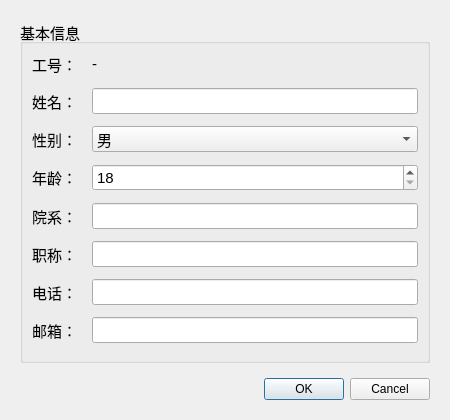
First picture: the form in ui/teacherprofiledialog.ui, repository 13088916luoyi/StudentManager, before the edit.
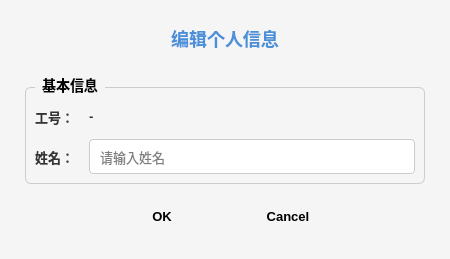
Second picture: the form after the edit.

```diff
--- a/ui/teacherprofiledialog.ui
+++ b/ui/teacherprofiledialog.ui
@@ -7,28 +7,96 @@
     <x>0</x>
     <y>0</y>
     <width>450</width>
-    <height>420</height>
+    <height>250</height>
    </rect>
   </property>
   <property name="windowTitle">
    <string>编辑个人信息</string>
   </property>
+  <property name="styleSheet">
+   <string notr="true">QDialog {
+    background-color: #f5f5f5;
+}
+QLabel {
+    font-size: 13px;
+    color: #333333;
+    font-weight: bold;
+}
+QLineEdit {
+    padding: 8px;
+    border: 1px solid #cccccc;
+    border-radius: 4px;
+    background-color: white;
+    font-size: 13px;
+}
+QLineEdit:focus {
+    border: 2px solid #4a90d9;
+}
+QGroupBox {
+    font-size: 14px;
+    font-weight: bold;
+    border: 1px solid #cccccc;
+    border-radius: 6px;
+    margin-top: 10px;
+    padding-top: 10px;
+}
+QGroupBox::title {
+    subcontrol-origin: margin;
+    left: 10px;
+    padding: 0 5px;
+}
+QPushButton {
+    padding: 10px 20px;
+    border: none;
+    border-radius: 4px;
+    font-size: 13px;
+    font-weight: bold;
+    min-width: 80px;
+}
+QPushButton[text="确定"], QPushButton[text="OK"] {
+    background-color: #4a90d9;
+    color: white;
+}
+QPushButton[text="确定"]:hover, QPushButton[text="OK"]:hover {
+    background-color: #3a7bc8;
+}
+QPushButton[text="取消"], QPushButton[text="Cancel"] {
+    background-color: #e0e0e0;
+    color: #333333;
+}
+QPushButton[text="取消"]:hover, QPushButton[text="Cancel"]:hover {
+    background-color: #d0d0d0;
+}</string>
+  </property>
   <layout class="QVBoxLayout" name="verticalLayout">
    <property name="spacing">
     <number>15</number>
    </property>
    <property name="leftMargin">
-    <number>20</number>
+    <number>25</number>
    </property>
    <property name="topMargin">
-    <number>20</number>
+    <number>25</number>
    </property>
    <property name="rightMargin">
-    <number>20</number>
+    <number>25</number>
    </property>
    <property name="bottomMargin">
-    <number>20</number>
+    <number>25</number>
    </property>
+   <item>
+    <widget class="QLabel" name="titleLabel">
+     <property name="styleSheet">
+      <string notr="true">font-size: 18px; font-weight: bold; color: #4a90d9; margin-bottom: 10px;</string>
+     </property>
+     <property name="text">
+      <string>编辑个人信息</string>
+     </property>
+     <property name="alignment">
+      <set>Qt::AlignCenter</set>
+     </property>
+    </widget>
+   </item>
    <item>
     <widget class="QGroupBox" name="groupBox">
      <property name="title">
@@ -46,6 +114,9 @@
       <property name="verticalSpacing">
        <number>12</number>
       </property>
+      <property name="labelAlignment">
+       <set>Qt::AlignRight|Qt::AlignVCenter</set>
+      </property>
       <item row="0" column="0">
        <widget class="QLabel" name="label_teacherNo">
         <property name="font">
@@ -92,153 +163,33 @@
           <pointsize>11</pointsize>
          </font>
         </property>
-       </widget>
-      </item>
-      <item row="2" column="0">
-       <widget class="QLabel" name="label_gender">
-        <property name="font">
-         <font>
-          <pointsize>11</pointsize>
-         </font>
+        <property name="minimumSize">
+         <size>
+          <width>250</width>
+          <height>35</height>
+         </size>
         </property>
-        <property name="text">
-         <string>性别：</string>
-        </property>
-       </widget>
-      </item>
-      <item row="2" column="1">
-       <widget class="QComboBox" name="genderCombo">
-        <property name="font">
-         <font>
-          <pointsize>11</pointsize>
-         </font>
-        </property>
-        <item>
-         <property name="text">
-          <string>男</string>
-         </property>
-        </item>
-        <item>
-         <property name="text">
-          <string>女</string>
-         </property>
-        </item>
-       </widget>
-      </item>
-      <item row="3" column="0">
-       <widget class="QLabel" name="label_age">
-        <property name="font">
-         <font>
-          <pointsize>11</pointsize>
-         </font>
-        </property>
-        <property name="text">
-         <string>年龄：</string>
-        </property>
-       </widget>
-      </item>
-      <item row="3" column="1">
-       <widget class="QSpinBox" name="ageSpinBox">
-        <property name="font">
-         <font>
-          <pointsize>11</pointsize>
-         </font>
-        </property>
-        <property name="minimum">
-         <number>18</number>
-        </property>
-        <property name="maximum">
-         <number>100</number>
-        </property>
-       </widget>
-      </item>
-      <item row="4" column="0">
-       <widget class="QLabel" name="label_department">
-        <property name="font">
-         <font>
-          <pointsize>11</pointsize>
-         </font>
-        </property>
-        <property name="text">
-         <string>院系：</string>
-        </property>
-       </widget>
-      </item>
-      <item row="4" column="1">
-       <widget class="QLineEdit" name="departmentEdit">
-        <property name="font">
-         <font>
-          <pointsize>11</pointsize>
-         </font>
-        </property>
-       </widget>
-      </item>
-      <item row="5" column="0">
-       <widget class="QLabel" name="label_title">
-        <property name="font">
-         <font>
-          <pointsize>11</pointsize>
-         </font>
-        </property>
-        <property name="text">
-         <string>职称：</string>
-        </property>
-       </widget>
-      </item>
-      <item row="5" column="1">
-       <widget class="QLineEdit" name="titleEdit">
-        <property name="font">
-         <font>
-          <pointsize>11</pointsize>
-         </font>
-        </property>
-       </widget>
-      </item>
-      <item row="6" column="0">
-       <widget class="QLabel" name="label_phone">
-        <property name="font">
-         <font>
-          <pointsize>11</pointsize>
-         </font>
-        </property>
-        <property name="text">
-         <string>电话：</string>
-        </property>
-       </widget>
-      </item>
-      <item row="6" column="1">
-       <widget class="QLineEdit" name="phoneEdit">
-        <property name="font">
-         <font>
-          <pointsize>11</pointsize>
-         </font>
-        </property>
-       </widget>
-      </item>
-      <item row="7" column="0">
-       <widget class="QLabel" name="label_email">
-        <property name="font">
-         <font>
-          <pointsize>11</pointsize>
-         </font>
-        </property>
-        <property name="text">
-         <string>邮箱：</string>
-        </property>
-       </widget>
-      </item>
-      <item row="7" column="1">
-       <widget class="QLineEdit" name="emailEdit">
-        <property name="font">
-         <font>
-          <pointsize>11</pointsize>
-         </font>
+        <property name="placeholderText">
+         <string>请输入姓名</string>
         </property>
        </widget>
       </item>
      </layout>
     </widget>
    </item>
+   <item>
+    <spacer name="verticalSpacer">
+     <property name="orientation">
+      <enum>Qt::Vertical</enum>
+     </property>
+     <property name="sizeHint" stdset="0">
+      <size>
+       <width>20</width>
+       <height>10</height>
+      </size>
+     </property>
+    </spacer>
+   </item>
    <item>
     <widget class="QDialogButtonBox" name="buttonBox">
      <property name="orientation">
@@ -247,6 +198,9 @@
      <property name="standardButtons">
       <set>QDialogButtonBox::Cancel|QDialogButtonBox::Ok</set>
      </property>
+     <property name="centerButtons">
+      <bool>true</bool>
+     </property>
     </widget>
    </item>
   </layout>
```
